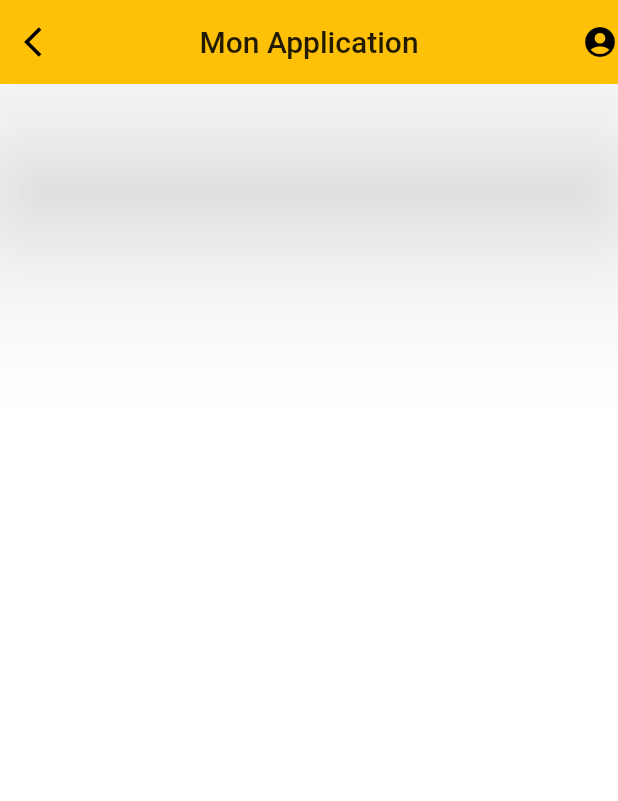
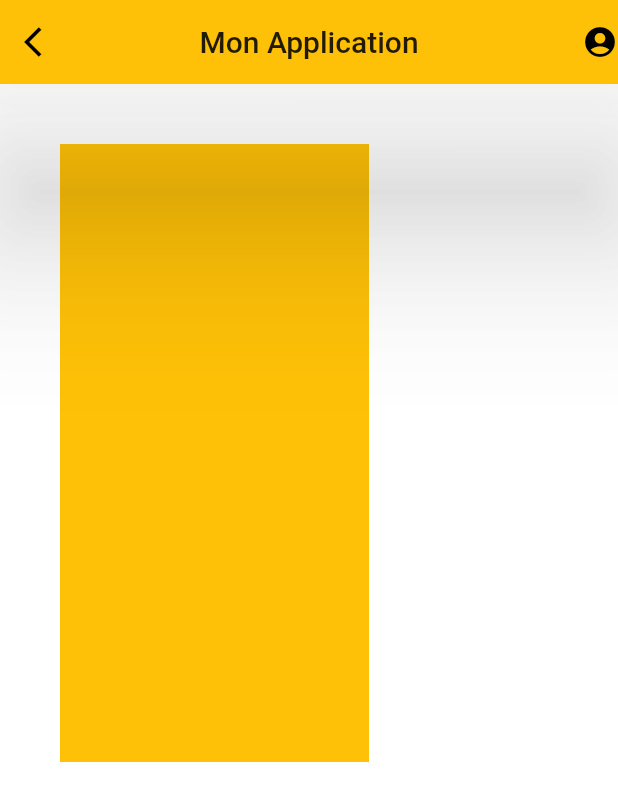
Before and after one commit to ibtihalhayat/test_flutter, a Flutter app: the screen it shows after launch, on a phone screen of 412 x 824 dp. Shown: the top 801 px of the screen. Run offline on Flutter 3.47's test engine with Material 2 defaults, Android fonts, the phone set to English and light mode, and no system bars.

Commit message:
container simple

```diff
--- a/lib/main.dart
+++ b/lib/main.dart
@@ -40,6 +40,12 @@ class _Home extends State<Home> {
         titleSpacing: 50, // la distance du titre
         elevation: 50.0,            //l'ambre au dessous de la App Bar
       ),
+      body: new Container(
+        color: Colors.amber,
+        height: MediaQuery.of(context).size.height/2, // selon la taille de l'écran
+        width: MediaQuery.of(context).size.width/2,
+        margin: EdgeInsets.all(40), // à tous les cotés ou EdgeInsets.only(...)
+      ),
     );
   }
 }
```
